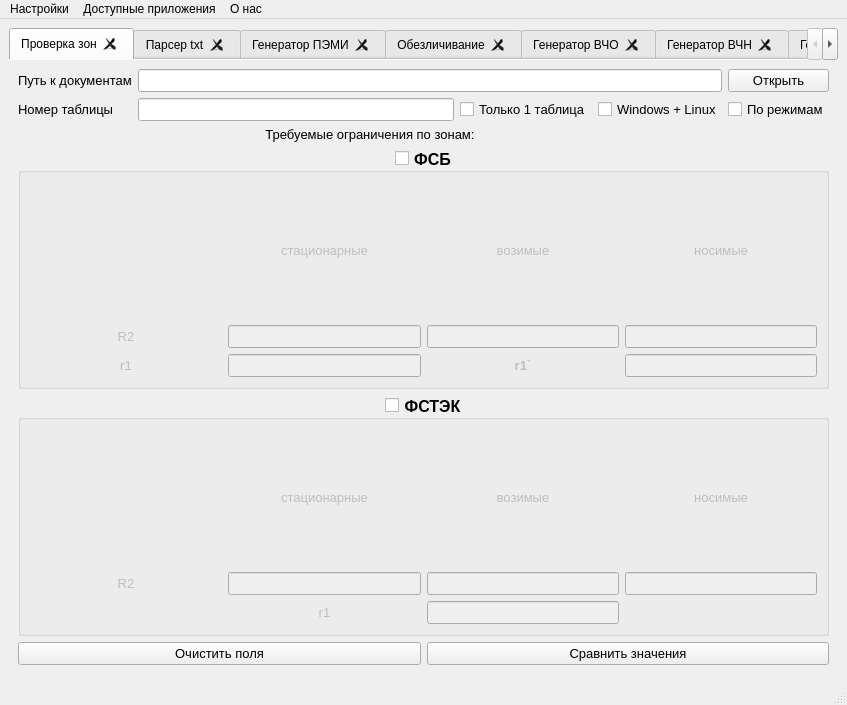
Old version of the form designer/Main.ui in the repository ant1cus/Project_OOD.
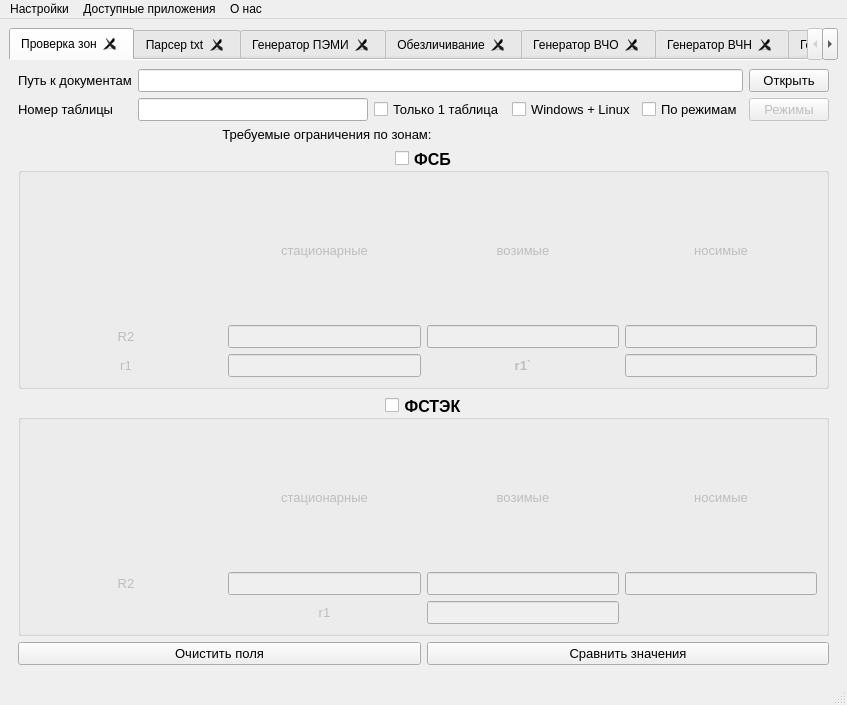
New version of the form.

Commit message: add description file for zone check

The edit to the form file:
```diff
--- a/designer/Main.ui
+++ b/designer/Main.ui
@@ -15,7 +15,7 @@
   </property>
   <widget class="QWidget" name="centralwidget">
    <layout class="QGridLayout" name="gridLayout">
-    <item row="1" column="0">
+    <item row="0" column="0">
      <widget class="QTabWidget" name="tabWidget">
       <property name="currentIndex">
        <number>0</number>
@@ -279,6 +279,21 @@
         </item>
         <item row="0" column="0">
          <layout class="QGridLayout" name="gridLayout_2">
+          <item row="3" column="0" colspan="4">
+           <widget class="QLabel" name="label_zone_area">
+            <property name="font">
+             <font>
+              <pointsize>10</pointsize>
+             </font>
+            </property>
+            <property name="text">
+             <string>Требуемые ограничения по зонам:</string>
+            </property>
+            <property name="alignment">
+             <set>Qt::AlignCenter</set>
+            </property>
+           </widget>
+          </item>
           <item row="1" column="1">
            <widget class="QLineEdit" name="lineEdit_table_number">
             <property name="font">
@@ -291,6 +306,21 @@
             </property>
            </widget>
           </item>
+          <item row="0" column="5">
+           <widget class="QPushButton" name="pushButton_open_folder_zone_check">
+            <property name="font">
+             <font>
+              <pointsize>10</pointsize>
+             </font>
+            </property>
+            <property name="toolTip">
+             <string>&lt;html&gt;&lt;head/&gt;&lt;body&gt;&lt;p&gt;Выбрать директорию для проверки&lt;/p&gt;&lt;/body&gt;&lt;/html&gt;</string>
+            </property>
+            <property name="text">
+             <string>Открыть</string>
+            </property>
+           </widget>
+          </item>
           <item row="1" column="2">
            <widget class="QCheckBox" name="checkBox_first_table">
             <property name="font">
@@ -306,45 +336,6 @@
             </property>
            </widget>
           </item>
-          <item row="0" column="0">
-           <widget class="QLabel" name="label_path">
-            <property name="font">
-             <font>
-              <pointsize>10</pointsize>
-             </font>
-            </property>
-            <property name="text">
-             <string>Путь к документам</string>
-            </property>
-           </widget>
-          </item>
-          <item row="1" column="0">
-           <widget class="QLabel" name="label_table_number">
-            <property name="font">
-             <font>
-              <pointsize>10</pointsize>
-             </font>
-            </property>
-            <property name="text">
-             <string>Номер таблицы</string>
-            </property>
-           </widget>
-          </item>
-          <item row="2" column="0" colspan="4">
-           <widget class="QLabel" name="label_zone_area">
-            <property name="font">
-             <font>
-              <pointsize>10</pointsize>
-             </font>
-            </property>
-            <property name="text">
-             <string>Требуемые ограничения по зонам:</string>
-            </property>
-            <property name="alignment">
-             <set>Qt::AlignCenter</set>
-            </property>
-           </widget>
-          </item>
           <item row="1" column="3">
            <widget class="QCheckBox" name="checkBox_win_lin">
             <property name="font">
@@ -362,6 +353,30 @@
             </property>
            </widget>
           </item>
+          <item row="0" column="0">
+           <widget class="QLabel" name="label_path">
+            <property name="font">
+             <font>
+              <pointsize>10</pointsize>
+             </font>
+            </property>
+            <property name="text">
+             <string>Путь к документам</string>
+            </property>
+           </widget>
+          </item>
+          <item row="1" column="0">
+           <widget class="QLabel" name="label_table_number">
+            <property name="font">
+             <font>
+              <pointsize>10</pointsize>
+             </font>
+            </property>
+            <property name="text">
+             <string>Номер таблицы</string>
+            </property>
+           </widget>
+          </item>
           <item row="1" column="4">
            <widget class="QCheckBox" name="checkBox_extend_report">
             <property name="font">
@@ -374,22 +389,7 @@
             </property>
            </widget>
           </item>
-          <item row="0" column="4">
-           <widget class="QPushButton" name="pushButton_open_folder_zone_check">
-            <property name="font">
-             <font>
-              <pointsize>10</pointsize>
-             </font>
-            </property>
-            <property name="toolTip">
-             <string>&lt;html&gt;&lt;head/&gt;&lt;body&gt;&lt;p&gt;Выбрать директорию для проверки&lt;/p&gt;&lt;/body&gt;&lt;/html&gt;</string>
-            </property>
-            <property name="text">
-             <string>Открыть</string>
-            </property>
-           </widget>
-          </item>
-          <item row="0" column="1" colspan="3">
+          <item row="0" column="1" colspan="4">
            <widget class="QLineEdit" name="lineEdit_path_check">
             <property name="font">
              <font>
@@ -401,6 +401,21 @@
             </property>
            </widget>
           </item>
+          <item row="1" column="5">
+           <widget class="QPushButton" name="pushButton_zone_mode">
+            <property name="enabled">
+             <bool>false</bool>
+            </property>
+            <property name="font">
+             <font>
+              <pointsize>10</pointsize>
+             </font>
+            </property>
+            <property name="text">
+             <string>Режимы</string>
+            </property>
+           </widget>
+          </item>
          </layout>
         </item>
         <item row="1" column="0">
```
Left out of the diff: 18 changed lines with no effect on the pictures. The commit also changes 16 other files.
